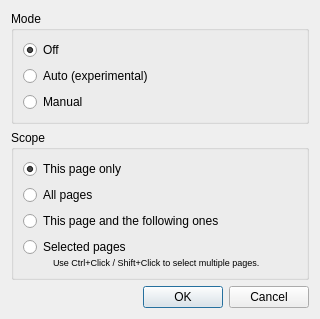
First picture: the form in filters/output/ui/OutputChangeDewarpingDialog.ui, repository ImageProcessing-ElectronicPublications/scantailor-deviant, before the edit.
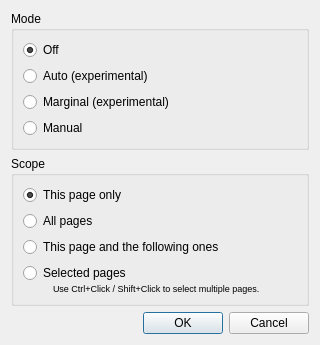
Second picture: the form after the edit.

Commit message:
Scantailor Featured - Marginal_Dewarping
Changes by monday2000

Diff of the .ui file:
```diff
--- a/filters/output/ui/OutputChangeDewarpingDialog.ui
+++ b/filters/output/ui/OutputChangeDewarpingDialog.ui
@@ -10,7 +10,7 @@
     <x>0</x>
     <y>0</y>
     <width>320</width>
-    <height>287</height>
+    <height>324</height>
    </rect>
   </property>
   <property name="windowTitle">
@@ -22,8 +22,8 @@
      <property name="title">
       <string>Mode</string>
      </property>
-     <layout class="QVBoxLayout" name="verticalLayout_4">
-      <item>
+     <layout class="QGridLayout" name="gridLayout">
+      <item row="0" column="0">
        <widget class="QRadioButton" name="offRB">
         <property name="text">
          <string>Off</string>
@@ -43,13 +43,26 @@
         </property>
        </widget>
       </item>
-      <item>
+      <item row="3" column="0">
        <widget class="QRadioButton" name="manualRB">
+        <property name="enabled">
+         <bool>true</bool>
+        </property>
         <property name="text">
          <string>Manual</string>
         </property>
        </widget>
       </item>
+      <item row="2" column="0">
+       <widget class="QRadioButton" name="marginalRB">
+        <property name="enabled">
+         <bool>true</bool>
+        </property>
+        <property name="text">
+         <string>Marginal (experimental)</string>
+        </property>
+       </widget>
+      </item>
      </layout>
     </widget>
    </item>
@@ -58,7 +71,7 @@
      <property name="title">
       <string>Scope</string>
      </property>
-     <layout class="QVBoxLayout" name="verticalLayout_2">
+     <layout class="QVBoxLayout" name="verticalLayout_4">
       <item>
        <widget class="QRadioButton" name="thisPageRB">
         <property name="text">
```
Left out of the diff: 2 changed lines with no effect on the pictures. The commit also changes 9 other files.
